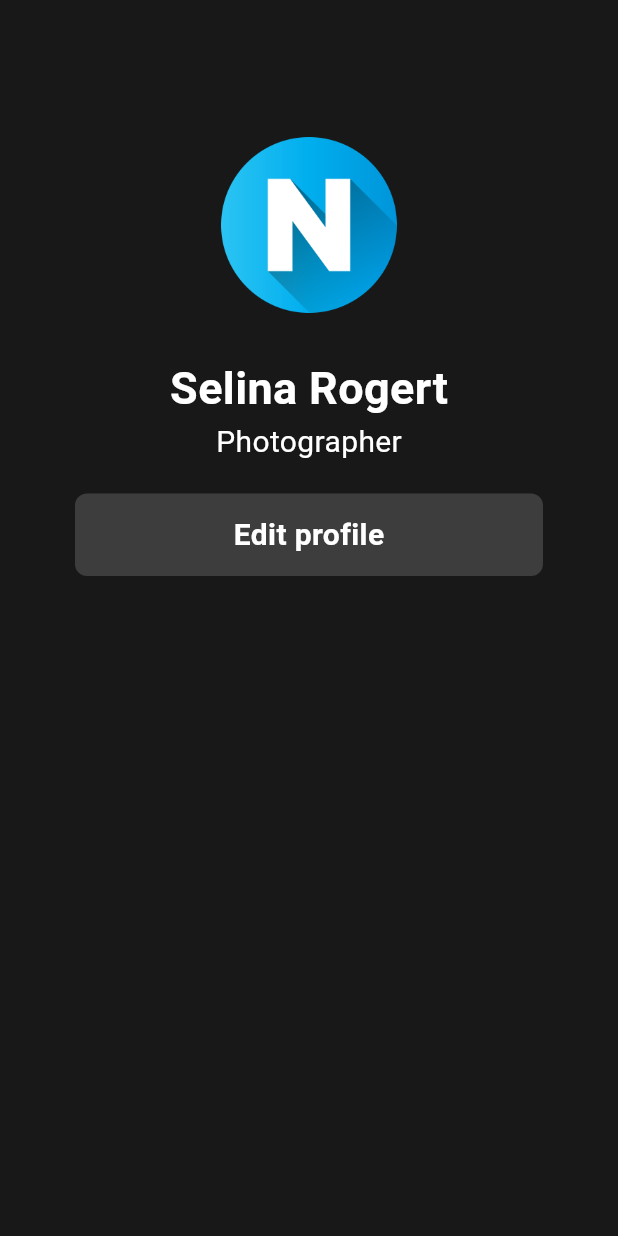
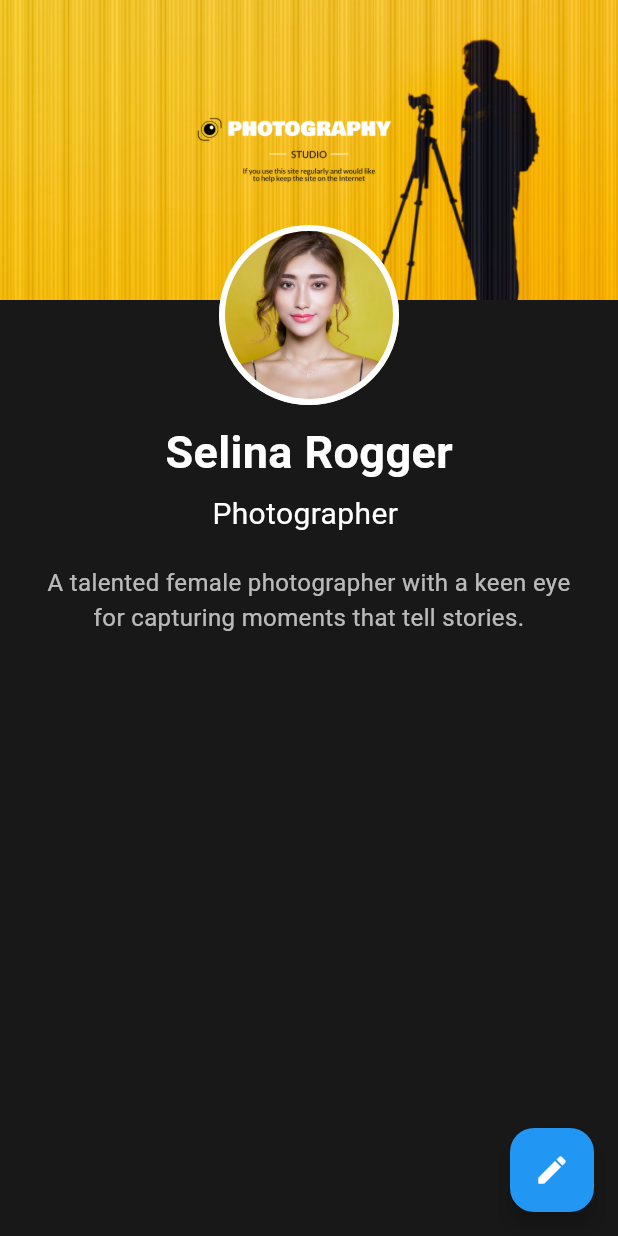
Before and after one commit to SonalThulakarathna/NEWWAY_PLATFORM, a Flutter app: the ProfilePage screen opened directly, on a phone screen of 412 x 824 dp. Run offline on Flutter 3.47's test engine with Material 3 defaults, Android fonts, the light colour scheme and no system bars; our stand-ins replace supabase_flutter; accounts and stored records are empty.

Commit message:
update profile page
Changes --> Added Profile Banner, And Elevate Button  to bottom of the page

Co-Authored-By: Sonal Thilakarathna <165225655+SonalThulakarathna@users.noreply.github.com>

```diff
--- a/newway/lib/main.dart
+++ b/newway/lib/main.dart
@@ -1,5 +1,5 @@
 import 'package:flutter/material.dart';
-import 'package:newway/pages/signin.dart';
+import 'package:newway/pages/login.dart';
 import 'package:supabase_flutter/supabase_flutter.dart';
 
 void main() async {
@@ -20,7 +20,7 @@ class MyApp extends StatelessWidget {
   Widget build(BuildContext context) {
     return const MaterialApp(
       debugShowCheckedModeBanner: false,
-      home: SignUp(),
+      home: Login(),
     );
   }
 }
--- /dev/null
+++ b/newway/lib/pages/ProfilePage.dart
@@ -0,0 +1 @@
+// TODO Implement this library.
--- a/newway/lib/pages/edit_profile_page.dart
+++ b/newway/lib/pages/edit_profile_page.dart
@@ -42,7 +42,7 @@ class EditProfilePage extends StatelessWidget {
                     child: Container(
                       decoration: BoxDecoration(
                           borderRadius: BorderRadius.circular(20)),
-                      child: const Text(
+                      child: Text(
                         'Change pic',
                         style: TextStyle(fontSize: 18),
                       ),
--- a/newway/lib/pages/login.dart
+++ b/newway/lib/pages/login.dart
@@ -67,7 +67,7 @@ class _LoginState extends State<Login> {
                 child: Padding(
                   padding: const EdgeInsets.all(50.0),
                   child: Image.asset(
-                    'lib/images/lettern.png',
+                    'lib/images/Rectangle.png',
                     height: 100,
                   ),
                 ),
--- a/newway/lib/pages/profile_page.dart
+++ b/newway/lib/pages/profile_page.dart
@@ -1,82 +1,105 @@
 import 'package:flutter/material.dart';
-import 'package:newway/components/button.dart';
 import 'package:newway/components/colors.dart';
 import 'package:newway/pages/edit_profile_page.dart';
 
-class ProfilePage extends StatefulWidget {
+class ProfilePage extends StatelessWidget {
   const ProfilePage({super.key});
-
-  @override
-  State<ProfilePage> createState() => _ProfilePageState();
-}
-
-class _ProfilePageState extends State<ProfilePage> {
-  void editprofilepage() {
-    Navigator.push(
-      context,
-      MaterialPageRoute(builder: (context) => const EditProfilePage()),
-    );
-  }
 
   @override
   Widget build(BuildContext context) {
     return Scaffold(
       backgroundColor: primary,
       body: SingleChildScrollView(
-        child: Center(
-          child: Container(
-            padding: const EdgeInsets.all(20),
         child: Column(
           children: [
-                const SizedBox(
-                  height: 70,
+            // Banner Image
+            Container(
+              height: 200,
+              decoration: const BoxDecoration(
+                image: DecorationImage(
+                  image: AssetImage(
+                      'lib/images/tempbanner.jpg'), // Add your banner image
+                  fit: BoxFit.cover,
                 ),
-                SizedBox(
+              ),
+            ),
+            // Profile Picture and Name
+            Transform.translate(
+              offset: Offset(0, -50), // Move the profile picture up
+              child: Column(
+                children: [
+                  // Profile Picture
+                  Container(
                     width: 120,
                     height: 120,
-                  child: ClipRRect(
-                    borderRadius: BorderRadius.circular(100),
-                    child: const Image(
-                        image: AssetImage('lib/images/lettern.png')),
+                    decoration: BoxDecoration(
+                      shape: BoxShape.circle,
+                      border: Border.all(
+                        color: Colors.white,
+                        width: 4,
+                      ),
+                      image: DecorationImage(
+                        image: AssetImage(
+                            'lib/images/girl.jpeg'), // Add your profile picture
+                        fit: BoxFit.cover,
                       ),
                     ),
-                const SizedBox(
-                  height: 10,
                   ),
-                const SizedBox(
-                  height: 17,
-                ),
+                  const SizedBox(height: 10),
+                  // Name
                   const Text(
-                  'Selina Rogert',
+                    'Selina Rogger',
                     style: TextStyle(
                       fontSize: 30,
                       color: Colors.white,
-                      fontWeight: FontWeight.bold),
+                      fontWeight: FontWeight.bold,
                     ),
+                  ),
+                  const SizedBox(height: 5),
+
                   const Text(
-                  'Photographer',
+                    'Photographer ',
                     style: TextStyle(
                       fontSize: 20,
                       color: Colors.white,
+                      fontWeight: FontWeight.w400,
                     ),
                   ),
-                const SizedBox(
-                  height: 20,
+
+                  const SizedBox(height: 10),
+                  // Reputation
+
+                  const SizedBox(height: 10),
+                  // Bio Section
+                  const Padding(
+                    padding: EdgeInsets.symmetric(horizontal: 20),
+                    child: Text(
+                      'A talented female photographer with a keen eye for capturing moments that tell stories. ',
+                      style: TextStyle(
+                        fontSize: 16,
+                        color: Colors.white70,
                       ),
-                Padding(
-                  padding: const EdgeInsets.symmetric(horizontal: 30),
-                  child: Button(
-                    text: 'Edit profile',
-                    onTap: editprofilepage,
+                      textAlign: TextAlign.center,
                     ),
                   ),
-                const SizedBox(
-                  height: 50,
+                  const SizedBox(height: 40),
+                ],
+              ),
             ),
           ],
         ),
       ),
-        ),
+      // Edit Profile Button
+      floatingActionButton: FloatingActionButton(
+        onPressed: () {
+          // Navigate to EditProfilePage
+          Navigator.push(
+            context,
+            MaterialPageRoute(builder: (context) => EditProfilePage()),
+          );
+        },
+        child: Icon(Icons.edit, color: Colors.white),
+        backgroundColor: Colors.blue,
       ),
     );
   }
```
Also changed, not shown: newway/lib/images/Rectangle 1.png (added), newway/lib/images/girl.jpeg (added), newway/lib/images/man.jpg (added), newway/lib/images/tempbanner.jpg (added). Lines whose indentation alone changed are shown as unchanged.
